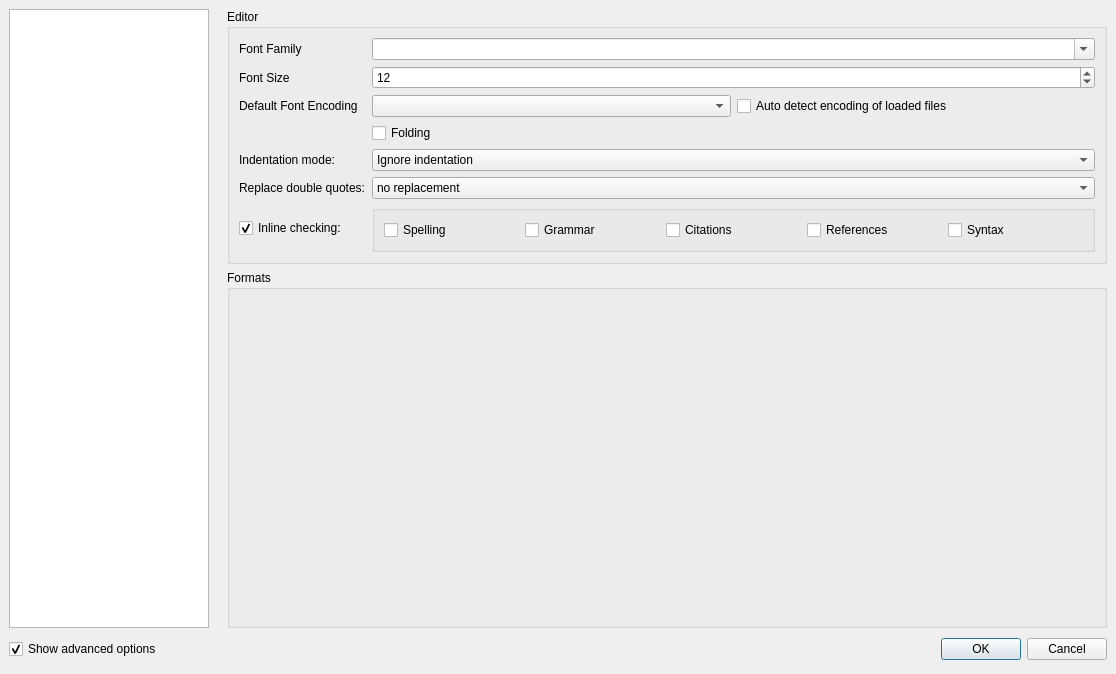
This is configdialog.ui in svn2github/texstudio-trunk as Qt 5 draws it before an edit. The edited form follows.
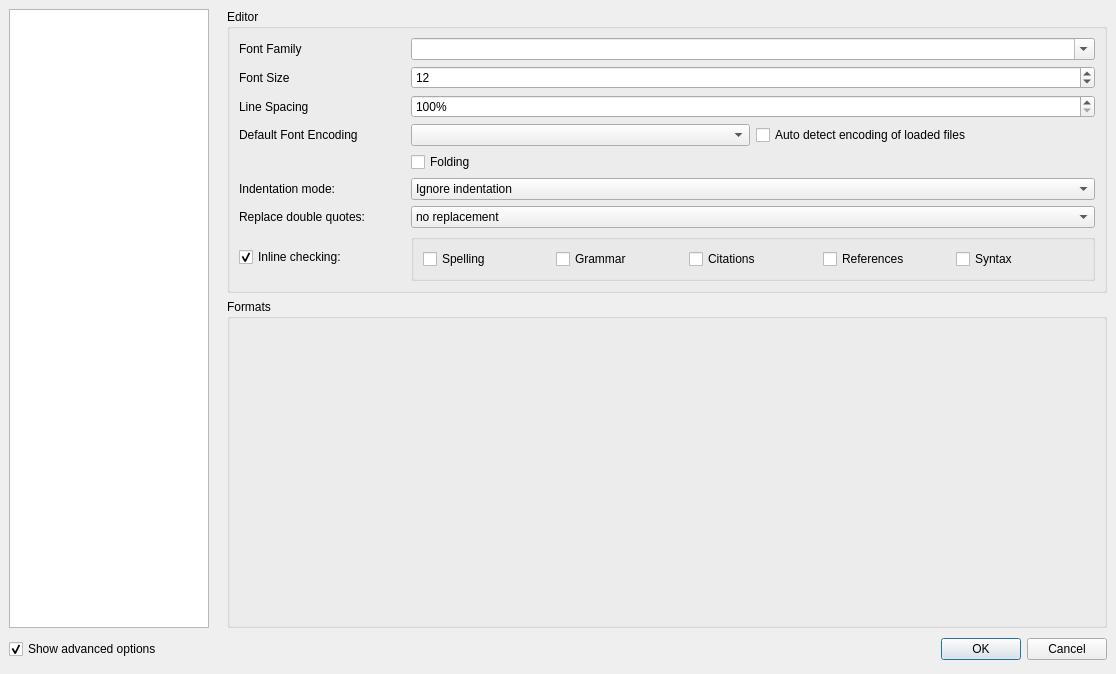
This is the edited form. The open tabs and pages were chosen to show the change. Icons and pictures are not drawn.

Commit message: Added option to set line spacing of editor

What changed in the file:
```diff
--- a/configdialog.ui
+++ b/configdialog.ui
@@ -1015,7 +1015,7 @@
             </property>
            </widget>
           </item>
-          <item row="1" column="1" colspan="6">
+          <item row="1" column="1" colspan="4">
            <widget class="QSpinBox" name="spinBoxSize">
             <property name="minimum">
              <number>1</number>
@@ -1025,7 +1025,7 @@
             </property>
            </widget>
           </item>
-          <item row="2" column="0">
+          <item row="3" column="0">
            <widget class="QLabel" name="labelEncoding">
             <property name="sizePolicy">
              <sizepolicy hsizetype="Minimum" vsizetype="Preferred">
@@ -1038,10 +1038,10 @@
             </property>
            </widget>
           </item>
-          <item row="2" column="1" colspan="3">
+          <item row="3" column="1" colspan="2">
            <widget class="QComboBox" name="comboBoxEncoding"/>
           </item>
-          <item row="5" column="1" colspan="6">
+          <item row="6" column="1" colspan="4">
            <widget class="QComboBox" name="comboBoxAutoIndent">
             <property name="advancedOption" stdset="0">
              <bool>false</bool>
@@ -1080,35 +1080,35 @@
             </property>
            </widget>
           </item>
-          <item row="3" column="1" colspan="6">
+          <item row="4" column="1" colspan="4">
            <widget class="QCheckBox" name="checkBoxFolding">
             <property name="text">
              <string>Folding</string>
             </property>
            </widget>
           </item>
-          <item row="0" column="1" colspan="6">
+          <item row="0" column="1" colspan="4">
            <widget class="QComboBox" name="comboBoxFont">
             <property name="editable">
              <bool>true</bool>
             </property>
            </widget>
           </item>
-          <item row="5" column="0">
+          <item row="6" column="0">
            <widget class="QLabel" name="label_30">
             <property name="text">
              <string>Indentation mode:</string>
             </property>
            </widget>
           </item>
-          <item row="6" column="0">
+          <item row="7" column="0">
            <widget class="QLabel" name="label_39">
             <property name="text">
              <string>Replace double quotes:</string>
             </property>
            </widget>
           </item>
-          <item row="6" column="1" colspan="6">
+          <item row="7" column="1" colspan="4">
            <widget class="QComboBox" name="comboBoxReplaceQuotes">
             <item>
              <property name="text">
@@ -1142,7 +1142,7 @@
             </item>
            </widget>
           </item>
-          <item row="7" column="1" colspan="6">
+          <item row="8" column="1" colspan="4">
            <widget class="QGroupBox" name="groupBoxInlineChecking">
             <property name="sizePolicy">
              <sizepolicy hsizetype="Expanding" vsizetype="Preferred">
@@ -1192,7 +1192,7 @@
             </layout>
            </widget>
           </item>
-          <item row="7" column="0">
+          <item row="8" column="0">
            <widget class="QCheckBox" name="checkBoxRealTimeCheck">
             <property name="sizePolicy">
              <sizepolicy hsizetype="Preferred" vsizetype="Fixed">
@@ -1208,7 +1208,7 @@
             </property>
            </widget>
           </item>
-          <item row="2" column="4" colspan="3">
+          <item row="3" column="3" colspan="2">
            <widget class="QCheckBox" name="checkBoxAutoDetectOnLoad">
             <property name="toolTip">
              <string>can only decide between utf16/utf-8 and ISO 8859-1 !</string>
@@ -1218,6 +1218,35 @@
             </property>
            </widget>
           </item>
+          <item row="2" column="0">
+           <widget class="QLabel" name="label_2">
+            <property name="text">
+             <string>Line Spacing</string>
+            </property>
+            <property name="advancedOption" stdset="0">
+             <bool>true</bool>
+            </property>
+           </widget>
+          </item>
+          <item row="2" column="1" colspan="4">
+           <widget class="QSpinBox" name="spinBoxLineSpacingPercent">
+            <property name="suffix">
+             <string>%</string>
+            </property>
+            <property name="minimum">
+             <number>100</number>
+            </property>
+            <property name="maximum">
+             <number>500</number>
+            </property>
+            <property name="singleStep">
+             <number>10</number>
+            </property>
+            <property name="advancedOption" stdset="0">
+             <bool>true</bool>
+            </property>
+           </widget>
+          </item>
          </layout>
         </widget>
        </item>
```
Left out of the diff: 6 changed lines with no effect on the pictures. The commit also changes 6 other files.
